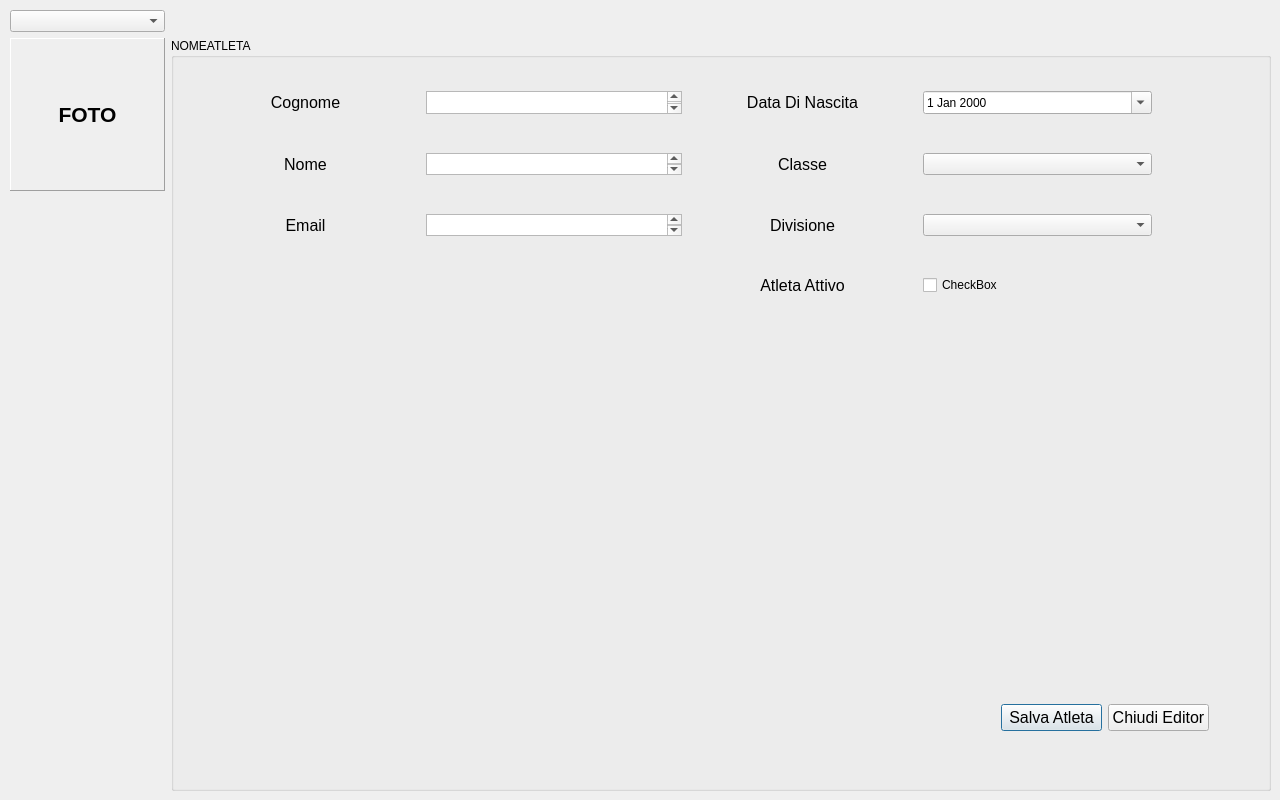
Before: the Qt Designer form editor_athlete.ui in talorno/ArcheryWkoutManager, drawn with Qt 5.
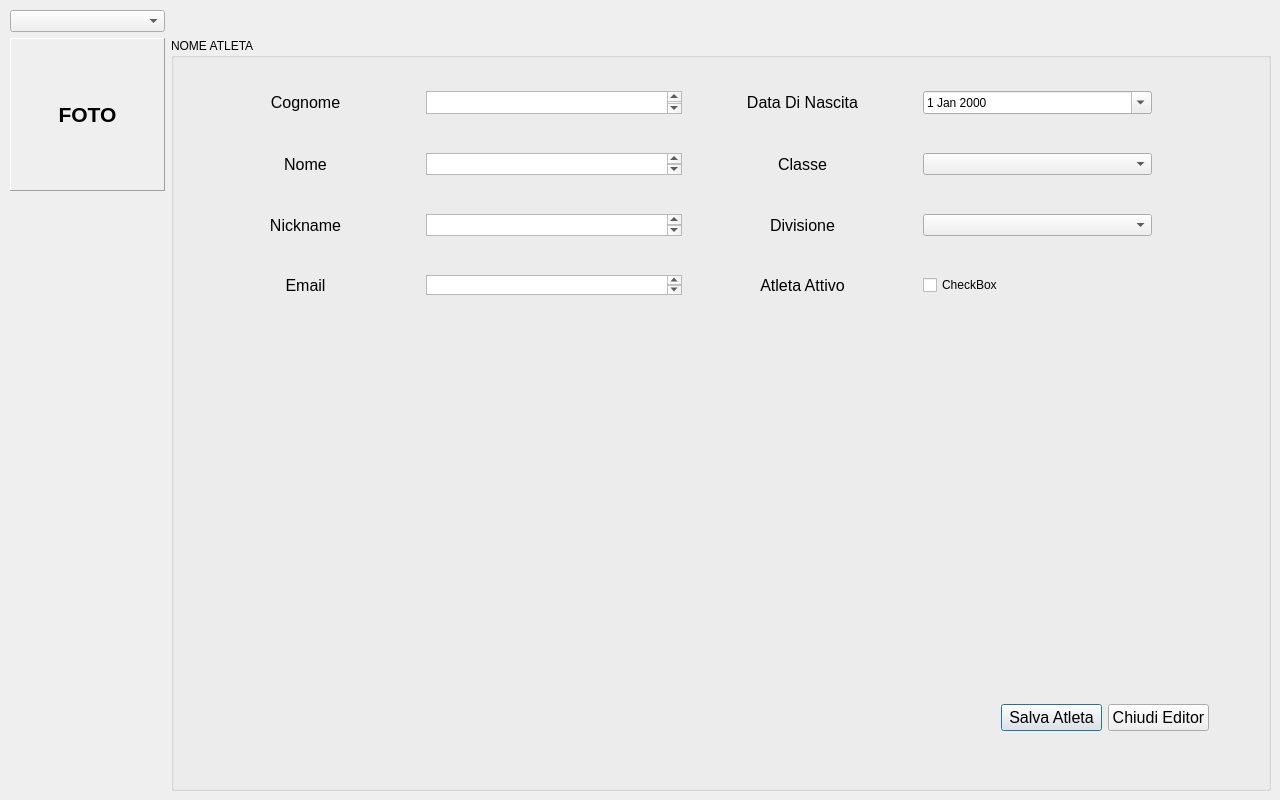
After: the same form once the commit is applied.

```diff
--- a/editor_athlete.ui
+++ b/editor_athlete.ui
@@ -90,7 +90,7 @@
     <item row="1" column="1" rowspan="2">
      <widget class="QGroupBox" name="groupBox">
       <property name="title">
-       <string>NOMEATLETA</string>
+       <string>NOME ATLETA</string>
       </property>
       <widget class="QWidget" name="gridLayoutWidget_2">
        <property name="geometry">
@@ -117,21 +117,6 @@
           </property>
          </widget>
         </item>
-        <item row="2" column="0">
-         <widget class="QLabel" name="LBL_mail">
-          <property name="font">
-           <font>
-            <pointsize>12</pointsize>
-           </font>
-          </property>
-          <property name="text">
-           <string>Email</string>
-          </property>
-          <property name="alignment">
-           <set>Qt::AlignCenter</set>
-          </property>
-         </widget>
-        </item>
         <item row="1" column="3">
          <widget class="QComboBox" name="COMBO_class"/>
         </item>
@@ -174,22 +159,6 @@
           </property>
          </widget>
         </item>
-        <item row="2" column="1">
-         <widget class="QTextEdit" name="TXT_email">
-          <property name="sizePolicy">
-           <sizepolicy hsizetype="Minimum" vsizetype="Ignored">
-            <horstretch>0</horstretch>
-            <verstretch>0</verstretch>
-           </sizepolicy>
-          </property>
-          <property name="minimumSize">
-           <size>
-            <width>0</width>
-            <height>0</height>
-           </size>
-          </property>
-         </widget>
-        </item>
         <item row="0" column="0">
          <widget class="QLabel" name="LBL_surname">
           <property name="font">
@@ -275,6 +244,84 @@
           </property>
          </widget>
         </item>
+        <item row="3" column="0">
+         <widget class="QLabel" name="LBL_mail">
+          <property name="font">
+           <font>
+            <pointsize>12</pointsize>
+           </font>
+          </property>
+          <property name="text">
+           <string>Email</string>
+          </property>
+          <property name="alignment">
+           <set>Qt::AlignCenter</set>
+          </property>
+         </widget>
+        </item>
+        <item row="3" column="1">
+         <widget class="QTextEdit" name="TXT_email">
+          <property name="sizePolicy">
+           <sizepolicy hsizetype="Minimum" vsizetype="Ignored">
+            <horstretch>0</horstretch>
+            <verstretch>0</verstretch>
+           </sizepolicy>
+          </property>
+          <property name="minimumSize">
+           <size>
+            <width>0</width>
+            <height>0</height>
+           </size>
+          </property>
+         </widget>
+        </item>
+        <item row="2" column="0">
+         <widget class="QLabel" name="LBL_nickname">
+          <property name="font">
+           <font>
+            <pointsize>12</pointsize>
+           </font>
+          </property>
+          <property name="text">
+           <string>Nickname</string>
+          </property>
+          <property name="alignment">
+           <set>Qt::AlignCenter</set>
+          </property>
+         </widget>
+        </item>
+        <item row="2" column="1">
+         <widget class="QTextEdit" name="TXT_nickname">
+          <property name="sizePolicy">
+           <sizepolicy hsizetype="Minimum" vsizetype="Ignored">
+            <horstretch>0</horstretch>
+            <verstretch>0</verstretch>
+           </sizepolicy>
+          </property>
+          <property name="minimumSize">
+           <size>
+            <width>0</width>
+            <height>0</height>
+           </size>
+          </property>
+         </widget>
+        </item>
+        <item row="1" column="1">
+         <widget class="QTextEdit" name="TXT_name">
+          <property name="sizePolicy">
+           <sizepolicy hsizetype="Minimum" vsizetype="Ignored">
+            <horstretch>0</horstretch>
+            <verstretch>0</verstretch>
+           </sizepolicy>
+          </property>
+          <property name="minimumSize">
+           <size>
+            <width>0</width>
+            <height>0</height>
+           </size>
+          </property>
+         </widget>
+        </item>
        </layout>
       </widget>
       <widget class="QWidget" name="gridLayoutWidget_3">
```
Left out of the diff: 16 changed lines with no effect on the pictures.
